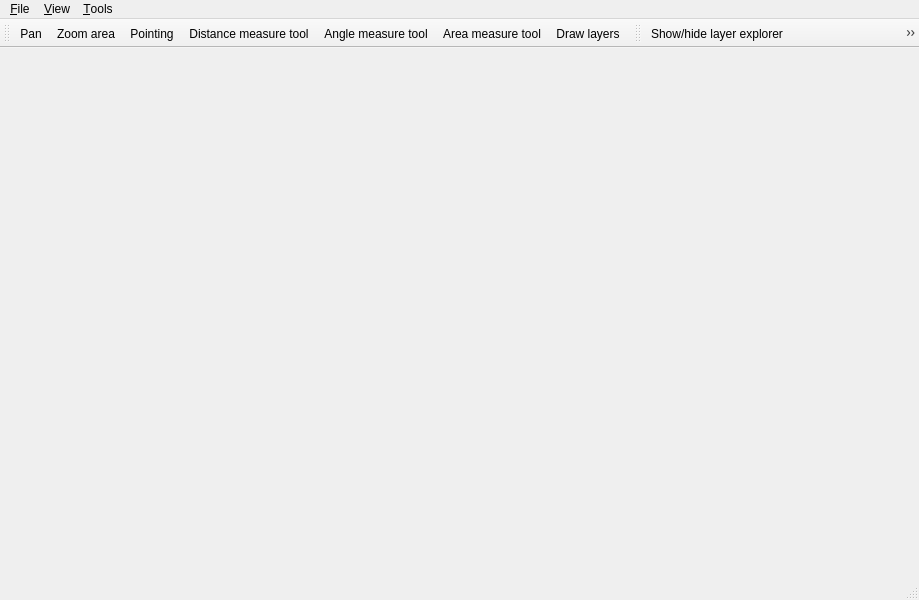
First picture: the form in src/terraview/ui/MainWindow.ui, repository claudiobogossian/terralib5, before the edit.
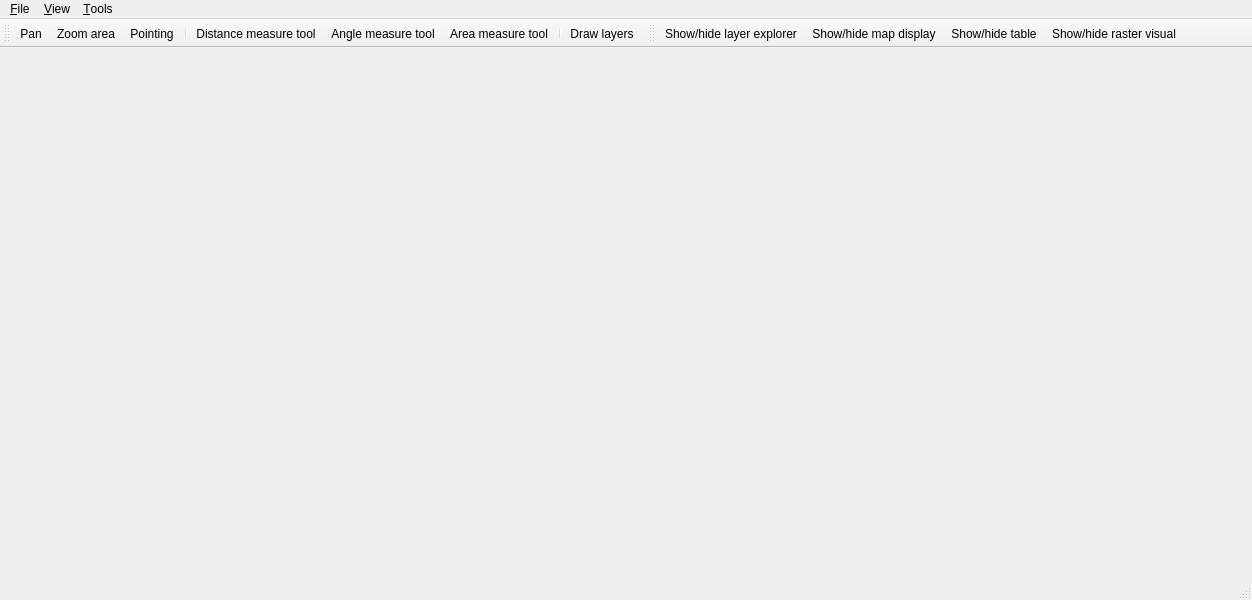
Second picture: the form after the edit.

```diff
--- a/src/terraview/ui/MainWindow.ui
+++ b/src/terraview/ui/MainWindow.ui
@@ -6,7 +6,7 @@
    <rect>
     <x>0</x>
     <y>0</y>
-    <width>919</width>
+    <width>1252</width>
     <height>600</height>
    </rect>
   </property>
@@ -19,7 +19,7 @@
     <rect>
      <x>0</x>
      <y>0</y>
-     <width>919</width>
+     <width>1252</width>
      <height>26</height>
     </rect>
    </property>
@@ -70,9 +70,11 @@
    <addaction name="m_actionPan"/>
    <addaction name="m_actionZoom_area"/>
    <addaction name="m_actionPointing"/>
+   <addaction name="separator"/>
    <addaction name="m_distance_act"/>
    <addaction name="m_angle_act"/>
    <addaction name="m_area_act"/>
+   <addaction name="separator"/>
    <addaction name="m_drawlayers_act"/>
   </widget>
   <widget class="QToolBar" name="m_viewComp_tb">
@@ -88,6 +90,7 @@
    <addaction name="m_show_explorer"/>
    <addaction name="m_show_display"/>
    <addaction name="m_show_table"/>
+   <addaction name="m_actionRasterVisual"/>
   </widget>
   <action name="actionNew_project">
    <property name="text">
@@ -236,6 +239,22 @@
     <string>Creates a new GDAL layer.</string>
    </property>
   </action>
+  <action name="m_actionQuit">
+   <property name="text">
+    <string>Quit</string>
+   </property>
+  </action>
+  <action name="m_actionRasterVisual">
+   <property name="checkable">
+    <bool>true</bool>
+   </property>
+   <property name="text">
+    <string>Show/hide raster visual...</string>
+   </property>
+   <property name="toolTip">
+    <string>Shows or hides the raster visual window.</string>
+   </property>
+  </action>
  </widget>
  <resources/>
  <connections>
```
Left out of the diff: 20 changed lines with no effect on the pictures.
